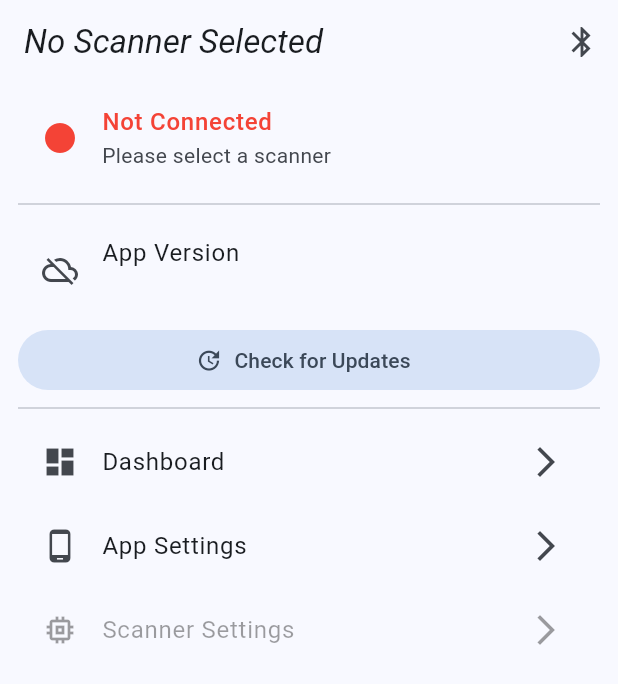
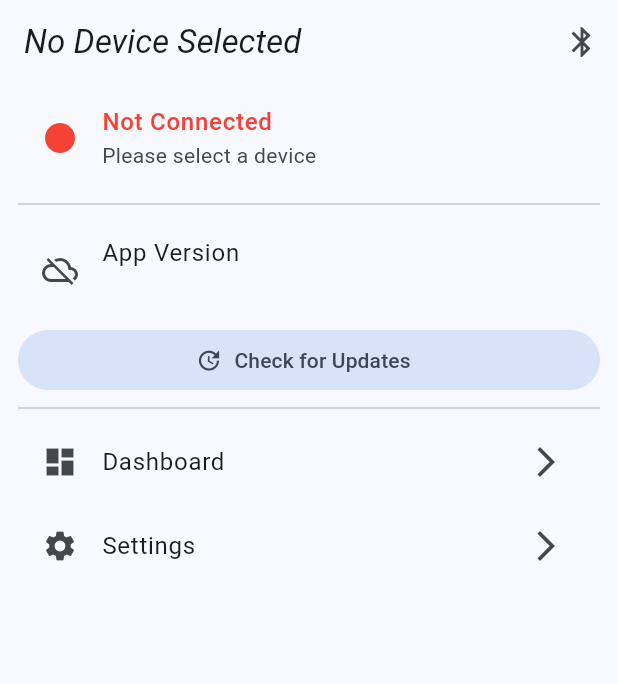
Before and after one commit to djh20/candle-dash, a Flutter app: the screen it shows after launch, on a phone screen of 412 x 824 dp. Shown: the top 684 px of the screen. Run offline on Flutter 3.47's test engine with Material 3 defaults, Android fonts, the phone set to English and light mode, and no system bars; our stand-ins replace flutter_blue_plus, geolocator, package_info_plus, shared_preferences, skeletonizer, wakelock_plus; missing offline and left inert: github, light_sensor, screen_state, version.

Commit message:
Switch to 'device' terminology for obd2 module until a better term is found

```diff
--- a/lib/material_app.dart
+++ b/lib/material_app.dart
@@ -46,7 +46,7 @@ class MyMaterialApp extends StatelessWidget {
         '/bluetooth': (context) => const BluetoothPage(),
         '/dash': (context) => const DashPage(),
         '/app_settings': (context) => const AppSettingsPage(),
-        '/scanner_settings': (context) => const SizedBox(),
+        '/device_settings': (context) => const SizedBox(),
       },
     );
   }
--- a/lib/widgets/bluetooth/device_selector_sheet.dart
+++ b/lib/widgets/bluetooth/device_selector_sheet.dart
@@ -42,7 +42,7 @@ class DeviceSelectorSheet extends StatelessWidget {
               children: [
                 FilledButton.icon(
                   icon: const Icon(Icons.add),
-                  label: const Text('Add Scanner'),
+                  label: const Text('Add Device'),
                   onPressed: !deviceSelected ? () {
                     Navigator.pushNamed(context, '/bluetooth');
                     bluetoothManager.startScan();
--- a/lib/widgets/dash/views/asleep_dash_view.dart
+++ b/lib/widgets/dash/views/asleep_dash_view.dart
@@ -35,7 +35,7 @@ class AsleepDashView extends StatelessWidget {
                       style: TextStyle(fontWeight: FontWeight.bold),
                     ),
                     HorizontalLine(),
-                    Text('No scanner selected'),
+                    Text('No device selected'),
                   ],
                 ),
               ),
--- a/lib/widgets/home/connection_status_tile.dart
+++ b/lib/widgets/home/connection_status_tile.dart
@@ -31,7 +31,7 @@ class ConnectionStatusTile extends StatelessWidget {
         ),
       ),
       subtitle: Text(
-        statusMessage ?? 'Please select a scanner',
+        statusMessage ?? 'Please select a device',
         maxLines: 1,
         overflow: TextOverflow.ellipsis,
       ),
--- a/lib/widgets/pages/bluetooth_page.dart
+++ b/lib/widgets/pages/bluetooth_page.dart
@@ -22,7 +22,7 @@ class BluetoothPage extends StatelessWidget {
       onPopInvoked: (didPop) => didPop ? bluetoothManager.stopScan() : null,
       child: Scaffold(
         appBar: AppBar(
-          title: const Text('Add Scanner'),
+          title: const Text('Add Device'),
         ),
         body: ListView.builder(
           padding: const EdgeInsets.only(left: 8, right: 8, bottom: 80),
@@ -32,8 +32,10 @@ class BluetoothPage extends StatelessWidget {
             return ScanResultTile(
               result: result,
               onAddIntent: () {
+                final id = result.device.remoteId.str;
                 Navigator.pop(context);
-                settings.addKnownDevice(result.device.remoteId.str, result.device.advName);
+                settings.addKnownDevice(id, result.device.advName);
+                settings.update((s) => s.selectedDeviceId = id);
               },
             );
           },
--- a/lib/widgets/pages/home_page.dart
+++ b/lib/widgets/pages/home_page.dart
@@ -21,7 +21,7 @@ class HomePage extends StatelessWidget {
         title: settings.selectedDevice != null ?
           Text(settings.selectedDevice!.name) :
           const Text(
-            'No Scanner Selected',
+            'No Device Selected',
             style: TextStyle(fontStyle: FontStyle.italic),
           ),
         actions: [
@@ -75,18 +75,18 @@ class HomePage extends StatelessWidget {
             onTap: () => Navigator.pushNamed(context, '/dash'),
           ),
           ListTile(
-            title: const Text('App Settings'),
-            leading: const Icon(Icons.phone_android),
+            title: const Text('Settings'), // 'App Settings'
+            leading: const Icon(Icons.settings), // Icons.phone_android
             trailing: const Icon(Icons.arrow_forward_ios),
             onTap: () => Navigator.pushNamed(context, '/app_settings'),
           ),
-          ListTile(
-            title: const Text('Scanner Settings'),
-            leading: const Icon(Icons.memory),
-            trailing: const Icon(Icons.arrow_forward_ios),
-            onTap: () {},
-            enabled: false,
-          ),
+          // ListTile(
+          //   title: const Text('Scanner Settings'),
+          //   leading: const Icon(Icons.memory),
+          //   trailing: const Icon(Icons.arrow_forward_ios),
+          //   onTap: () {},
+          //   enabled: false,
+          // ),
         ],
       ),
     );
```
